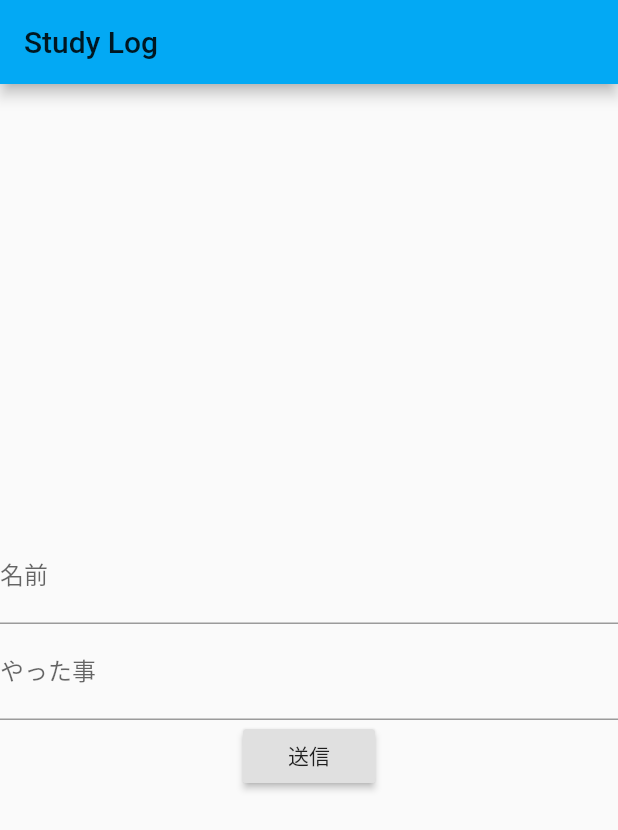
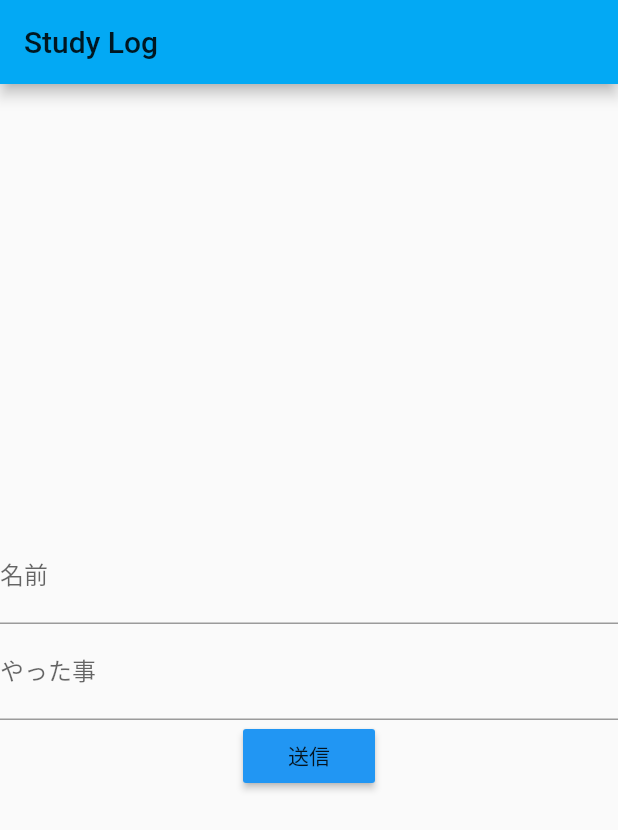
Before and after one commit to nanakamado/studyLogApp, a Flutter app: the screen it shows after launch, after a tap on "送信", on a phone screen of 412 x 824 dp. Shown: the top 830 px of the screen. Run offline on Flutter 3.47's test engine with Material 2 defaults, Android fonts, the phone set to English and light mode, and no system bars.

Commit message:
fix & change

```diff
--- a/study_log_app/lib/main.dart
+++ b/study_log_app/lib/main.dart
@@ -72,9 +72,10 @@ class _MyHomePageState extends State<MyHomePage> {
                 labelText:"やった事"
               ),
             ),
-            new RaisedButton(
+            RaisedButton(
               onPressed: _submission,
-              child: Text('送信'),
+              color: Colors.blue,
+              child: const Text('送信'),
             )
           ],
         ),
@@ -82,9 +83,8 @@ class _MyHomePageState extends State<MyHomePage> {
     );
   }
   void _submission() {
-    var request = new commentRequest(userId: this._userId, comment: this._comment);
+    // var request = new commentRequest(userId: this._userId, comment: this._comment);
     var url = "http://127.0.0.0/commentStudyLog";
-    print(request);
     print(url);
   }
 
```
